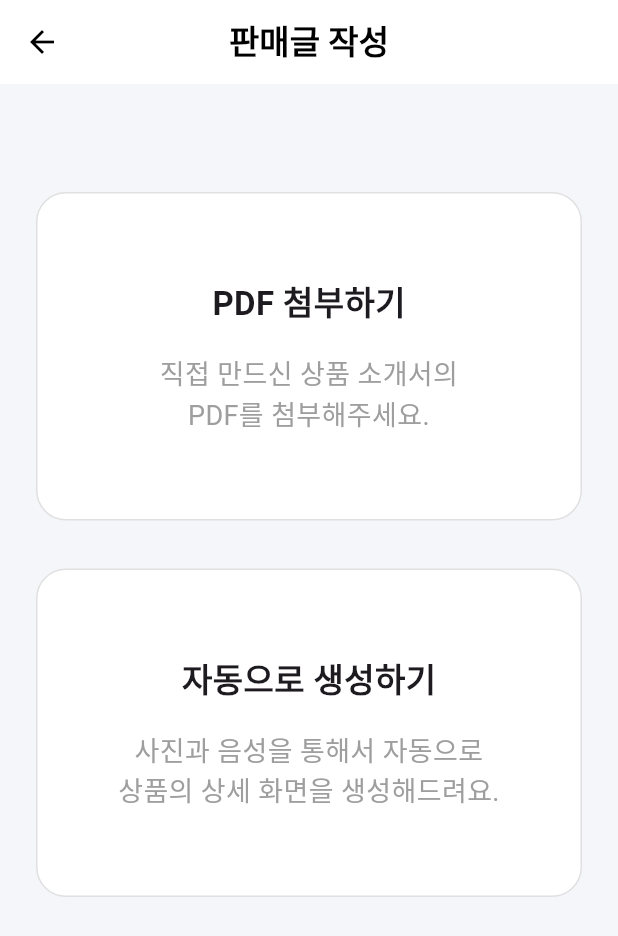
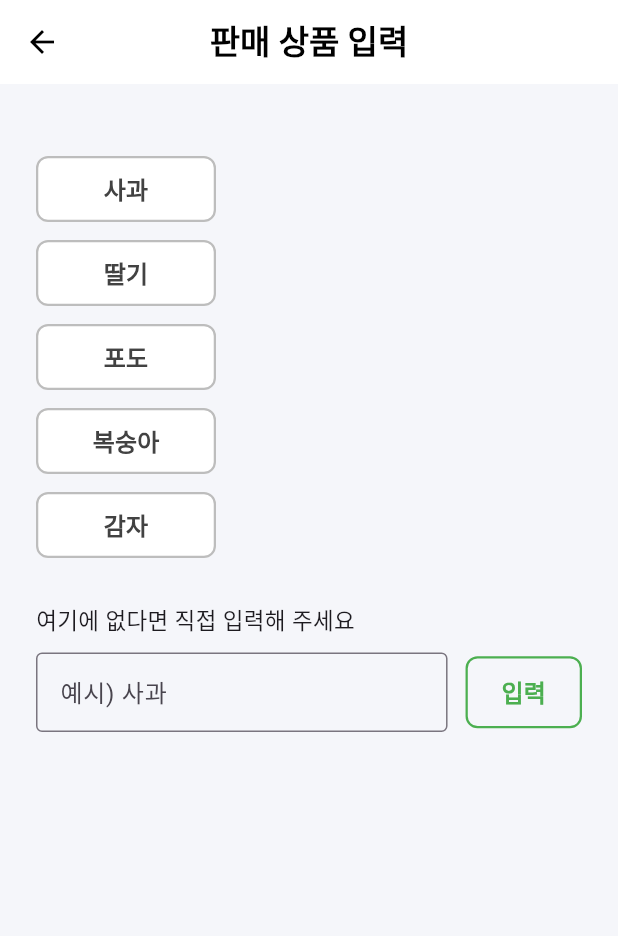
Before and after one commit to hoonly01/2025_KHUTHON_TEAM_ruralmouse, a Flutter app: the screen it shows after launch, after a tap on the "eco" icon, after a tap on "판매", on a phone screen of 412 x 824 dp. Shown: the top 936 px of the screen. Run offline on Flutter 3.47's test engine with Material 3 defaults, Android fonts, the phone set to English and light mode, and no system bars; our stand-ins replace flutter_map, latlong2.

Commit message:
카테고리선택

```diff
--- a/client/lib/main.dart
+++ b/client/lib/main.dart
@@ -228,7 +228,7 @@ class IntroScreen extends StatelessWidget {
                       ),
                       onPressed: () {
                         Navigator.of(context).push(
-                          MaterialPageRoute(builder: (_) => const DetailCreatePage()),
+                          MaterialPageRoute(builder: (_) => const SellInputPage()),
                         );
                       },
                       child: Text('판매', style: TextStyle(fontSize: 18, color: Colors.white)),
@@ -1367,3 +1367,114 @@ class _PriceSettingPageState extends State<PriceSettingPage> {
     );
   }
 }
+
+// 판매 상품 입력 페이지
+class SellInputPage extends StatefulWidget {
+  const SellInputPage({super.key});
+
+  @override
+  State<SellInputPage> createState() => _SellInputPageState();
+}
+
+class _SellInputPageState extends State<SellInputPage> {
+  final TextEditingController _controller = TextEditingController();
+  final List<String> _products = ['사과', '딸기', '포도', '복숭아', '감자'];
+  String? _selectedProduct;
+
+  void _goToNext(String product) {
+    // 다음 단계로 이동 (DetailCreatePage)
+    Navigator.of(context).push(
+      MaterialPageRoute(builder: (_) => const DetailCreatePage()),
+    );
+  }
+
+  @override
+  Widget build(BuildContext context) {
+    return Scaffold(
+      backgroundColor: const Color(0xFFF5F6FA),
+      appBar: AppBar(
+        backgroundColor: Colors.white,
+        elevation: 0,
+        leading: IconButton(
+          icon: const Icon(Icons.arrow_back, color: Colors.black),
+          onPressed: () => Navigator.of(context).pop(),
+        ),
+        title: const Text('판매 상품 입력', style: TextStyle(color: Colors.black, fontWeight: FontWeight.bold)),
+        centerTitle: true,
+      ),
+      body: Padding(
+        padding: const EdgeInsets.symmetric(horizontal: 24, vertical: 32),
+        child: Column(
+          crossAxisAlignment: CrossAxisAlignment.start,
+          children: [
+            const SizedBox(height: 16),
+            // 대표 상품 버튼들
+            ..._products.map((product) => Padding(
+              padding: const EdgeInsets.only(bottom: 12),
+              child: SizedBox(
+                width: 120,
+                height: 44,
+                child: OutlinedButton(
+                  style: OutlinedButton.styleFrom(
+                    backgroundColor: _selectedProduct == product ? Colors.green[50] : Colors.white,
+                    side: BorderSide(color: _selectedProduct == product ? Colors.green : Colors.grey.shade400, width: 1.5),
+                    shape: RoundedRectangleBorder(borderRadius: BorderRadius.circular(8)),
+                  ),
+                  onPressed: () {
+                    setState(() {
+                      _selectedProduct = product;
+                    });
+                    Future.delayed(const Duration(milliseconds: 120), () => _goToNext(product));
+                  },
+                  child: Text(
+                    product,
+                    style: TextStyle(
+                      color: _selectedProduct == product ? Colors.green : Colors.grey[800],
+                      fontWeight: FontWeight.bold,
+                      fontSize: 16,
+                    ),
+                  ),
+                ),
+              ),
+            )),
+            const SizedBox(height: 18),
+            const Text('여기에 없다면 직접 입력해 주세요', style: TextStyle(fontSize: 15, fontWeight: FontWeight.w500)),
+            const SizedBox(height: 10),
+            Row(
+              children: [
+                Expanded(
+                  child: TextField(
+                    controller: _controller,
+                    style: const TextStyle(fontSize: 16),
+                    decoration: const InputDecoration(
+                      hintText: '예시) 사과',
+                      border: OutlineInputBorder(),
+                      isDense: true,
+                      contentPadding: EdgeInsets.symmetric(vertical: 14, horizontal: 12),
+                    ),
+                  ),
+                ),
+                const SizedBox(width: 12),
+                SizedBox(
+                  height: 48,
+                  child: OutlinedButton(
+                    style: OutlinedButton.styleFrom(
+                      side: const BorderSide(color: Colors.green, width: 1.5),
+                      shape: RoundedRectangleBorder(borderRadius: BorderRadius.circular(8)),
+                    ),
+                    onPressed: () {
+                      if (_controller.text.trim().isNotEmpty) {
+                        _goToNext(_controller.text.trim());
+                      }
+                    },
+                    child: const Text('입력', style: TextStyle(fontSize: 16, fontWeight: FontWeight.bold, color: Colors.green)),
+                  ),
+                ),
+              ],
+            ),
+          ],
+        ),
+      ),
+    );
+  }
+}
```
